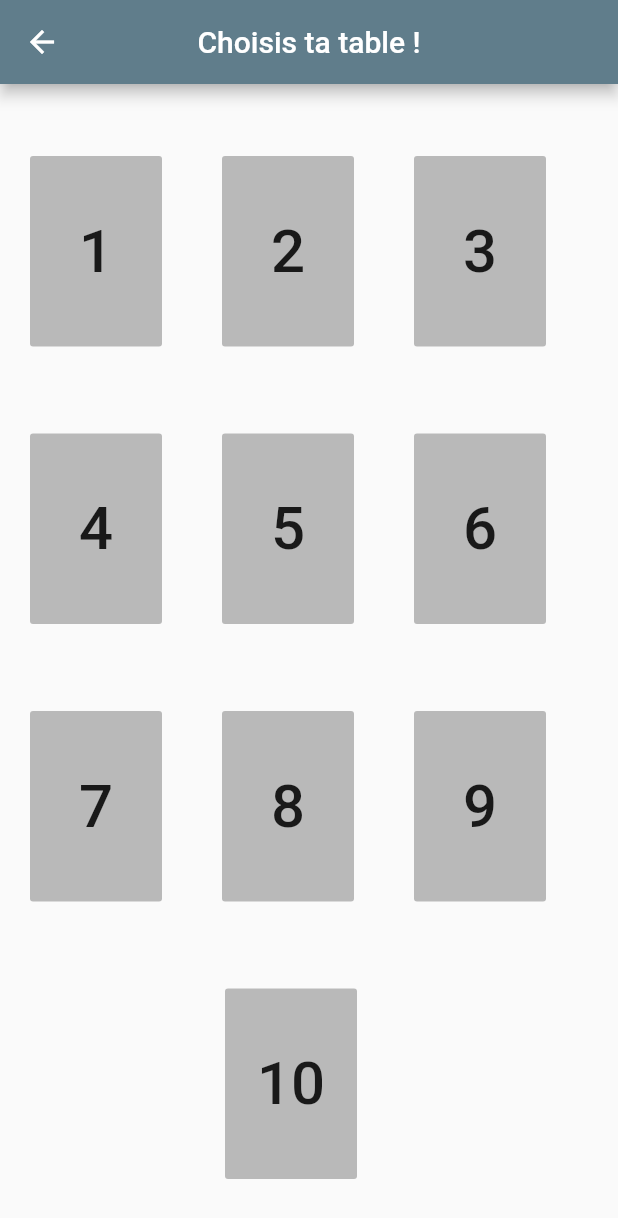
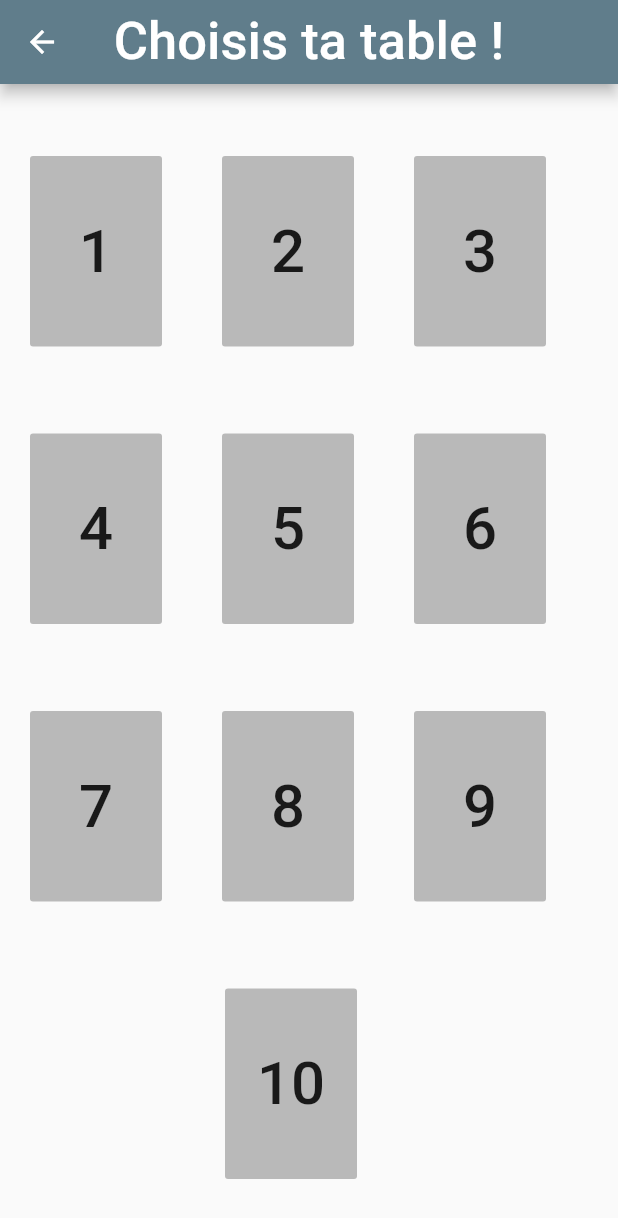
Before and after one commit to manucaputo/appli-mob, a Flutter app: the screen it shows after launch, after a tap on "Afficher tables", on a phone screen of 412 x 824 dp. Shown: the top 1218 px of the screen. Run offline on Flutter 3.47's test engine with Material 2 defaults, Android fonts, the phone set to English and light mode, and no system bars.

Commit message:
last version

```diff
--- a/lib/home_page.dart
+++ b/lib/home_page.dart
@@ -13,7 +13,6 @@ class _HomePageState extends State<HomePage> {
 
   @override
   Widget build(BuildContext context) {
-
     return Scaffold(
         backgroundColor: Colors.white,
         body: Column(
@@ -56,7 +55,7 @@ class _HomePageState extends State<HomePage> {
           backgroundColor: Colors.blueGrey,
           title: Text(
             "Easy Maths !",
-            style: TextStyle(fontSize: 40),
+            style: TextStyle(fontSize: 35),
           ),
           centerTitle: true,
           actions: [
--- a/lib/second_page.dart
+++ b/lib/second_page.dart
@@ -20,7 +20,10 @@ class _SecondPageState extends State<SecondPage> {
   Widget build(BuildContext context) {
     return Scaffold(
         appBar: AppBar(
-          title: Text('Choisis ta table !'),
+          title: Text(
+            'Choisis ta table !',
+            style: TextStyle(fontSize: 35),
+          ),
           centerTitle: true,
           backgroundColor: Colors.blueGrey,
         ),
```
Also changed, not shown: lib/third_page.dart (+17 -8 lines).
